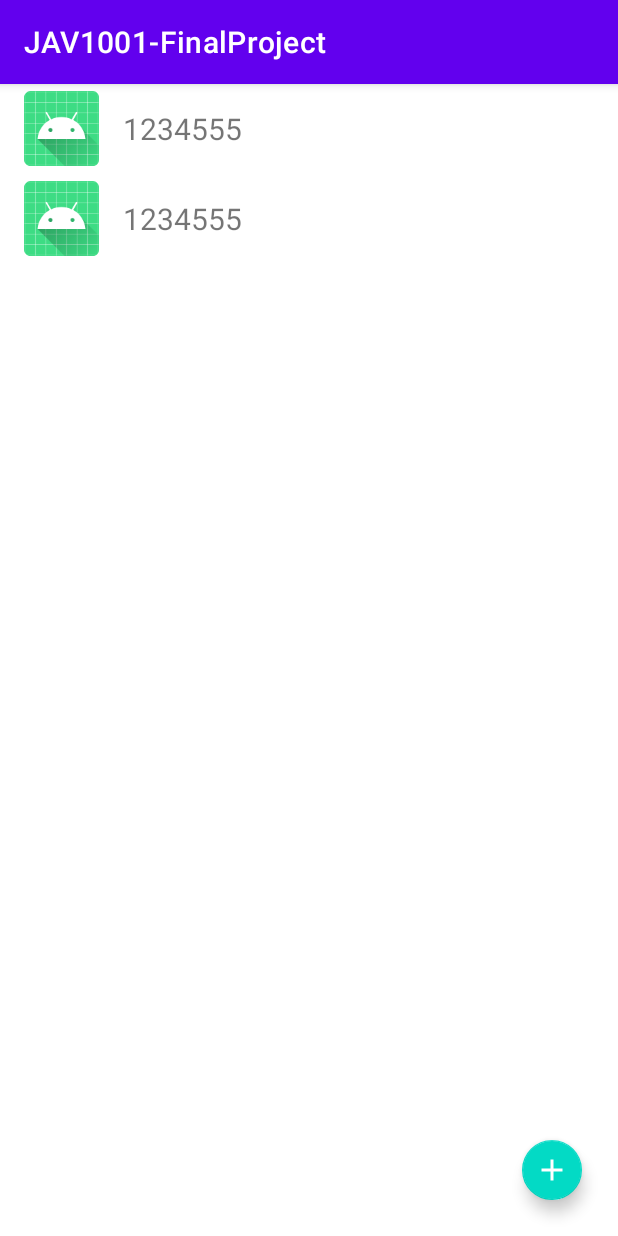
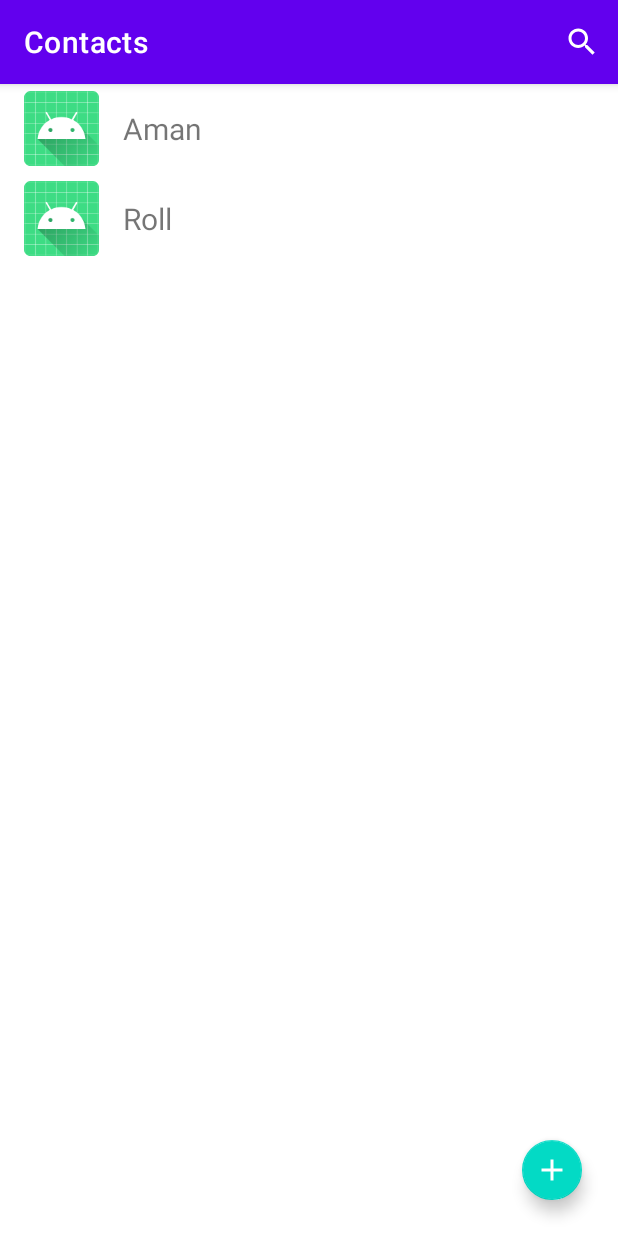
Before and after one commit to ryuzaki02/JAV1001-FinalProject, an Android app: the screen it shows after launch (MainActivity), on a phone screen of 412 x 824 dp. Run offline under Robolectric (Android 15) with nearby library versions, the phone set to English and light mode, and no system bars; libraries missing offline, so code that uses them is left out: com.amulyakhare.textdrawable; 2 statements that could not run were skipped.

Commit message:
ContactsRecyclerViewAdapter 	- Added method to filter or search particular contact from the list 	- Updated bug to show name instead of number MainActivity 	- Changed Navigation title name 	- Created option menu to show search bar and icon 	- Added method filter contact list to performa searching

```diff
--- a/app/src/main/java/com/cambrian/jav1001_finalproject/ContactsRecyclerViewAdapter.java
+++ b/app/src/main/java/com/cambrian/jav1001_finalproject/ContactsRecyclerViewAdapter.java
@@ -32,10 +32,17 @@ public class ContactsRecyclerViewAdapter extends RecyclerView.Adapter<ContactsRe
         return new ContactsRecyclerViewAdapter.ViewHolder(LayoutInflater.from(context).inflate(R.layout.contact_recycler_view_item, parent, false));
     }
 
+    public void filterList(ArrayList<ContactModel> filterList) {
+        // on below line we are passing filtered
+        // array list in our original array list
+        contactModels = filterList;
+        notifyDataSetChanged();
+    }
+
     @Override
     public void onBindViewHolder(@NonNull ContactsRecyclerViewAdapter.ViewHolder holder, int position) {
         ContactModel model = contactModels.get(position);
-        holder.contactTextView.setText(model.getNumber());
+        holder.contactTextView.setText(model.getName());
         Random rnd = new Random();
         int color = Color.argb(255, rnd.nextInt(256), rnd.nextInt(256), rnd.nextInt(256));
 
--- a/app/src/main/java/com/cambrian/jav1001_finalproject/MainActivity.java
+++ b/app/src/main/java/com/cambrian/jav1001_finalproject/MainActivity.java
@@ -1,8 +1,14 @@
 package com.cambrian.jav1001_finalproject;
 
 import android.os.Bundle;
+import android.view.Menu;
+import android.view.MenuInflater;
+import android.view.MenuItem;
+import android.widget.SearchView;
+import android.widget.Toast;
 
 import androidx.appcompat.app.AppCompatActivity;
+import androidx.core.view.MenuItemCompat;
 import androidx.recyclerview.widget.LinearLayoutManager;
 import androidx.recyclerview.widget.RecyclerView;
 
@@ -19,9 +25,11 @@ public class MainActivity extends AppCompatActivity {
         super.onCreate(savedInstanceState);
         setContentView(R.layout.activity_main);
 
+        this.getSupportActionBar().setTitle("Contacts");
+
         contactModels = new ArrayList<ContactModel>();
         contactModels.add(new ContactModel("Aman", "1234555", "a@a.com"));
-        contactModels.add(new ContactModel("Aman", "1234555", "a@a.com"));
+        contactModels.add(new ContactModel("Roll", "9998", "b@b.com"));
 
         contactsRecyclerView = findViewById(R.id.contactsRecyclerView);
 
@@ -33,4 +41,43 @@ public class MainActivity extends AppCompatActivity {
         contactsRecyclerView.setLayoutManager(new LinearLayoutManager(this));
         contactsRecyclerView.setAdapter(contactsRecyclerViewAdapter);
     }
+
+    @Override
+    public boolean onCreateOptionsMenu(Menu menu) {
+        MenuInflater menuInflater = getMenuInflater();
+        menuInflater.inflate(R.menu.search_menu, menu);
+
+        MenuItem searchViewItem = menu.findItem(R.id.app_bar_search);
+        final SearchView searchView = (SearchView) MenuItemCompat.getActionView(searchViewItem);
+        searchView.setOnQueryTextListener(new SearchView.OnQueryTextListener() {
+            @Override
+            public boolean onQueryTextSubmit(String s) {
+                searchView.clearFocus();
+                return false;
+            }
+
+            @Override
+            public boolean onQueryTextChange(String s) {
+                filterContactList(s.toLowerCase());
+                return false;
+            }
+        });
+        return super.onCreateOptionsMenu(menu);
+    }
+
+    private void filterContactList(String text) {
+        ArrayList<ContactModel> filteredContactList = new ArrayList<ContactModel>();
+        for (ContactModel model : contactModels) {
+            if (model.getName().toLowerCase().contains(text.toLowerCase())) {
+                filteredContactList.add(model);
+            }
+        }
+        // on below line we are checking if the filtered list is empty or not.
+        if (filteredContactList.isEmpty()) {
+            Toast.makeText(this, "No Contact Found", Toast.LENGTH_SHORT).show();
+        } else {
+            // passing this filtered list to our adapter with filter list method.
+            contactsRecyclerViewAdapter.filterList(filteredContactList);
+        }
+    }
 }
```
